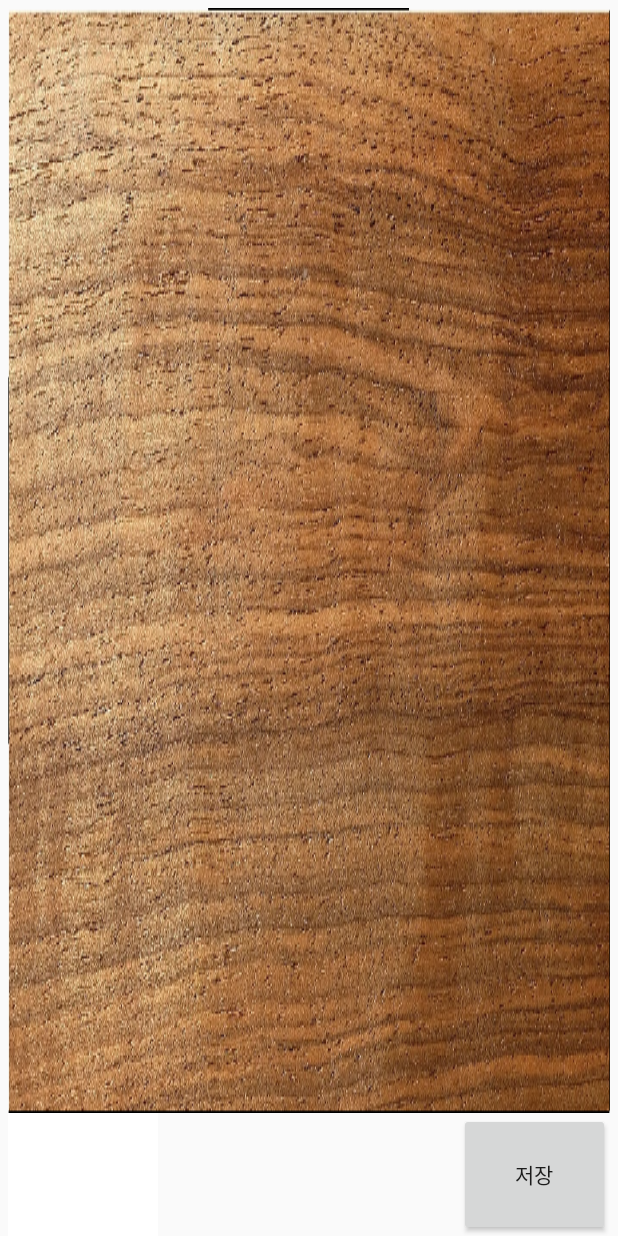
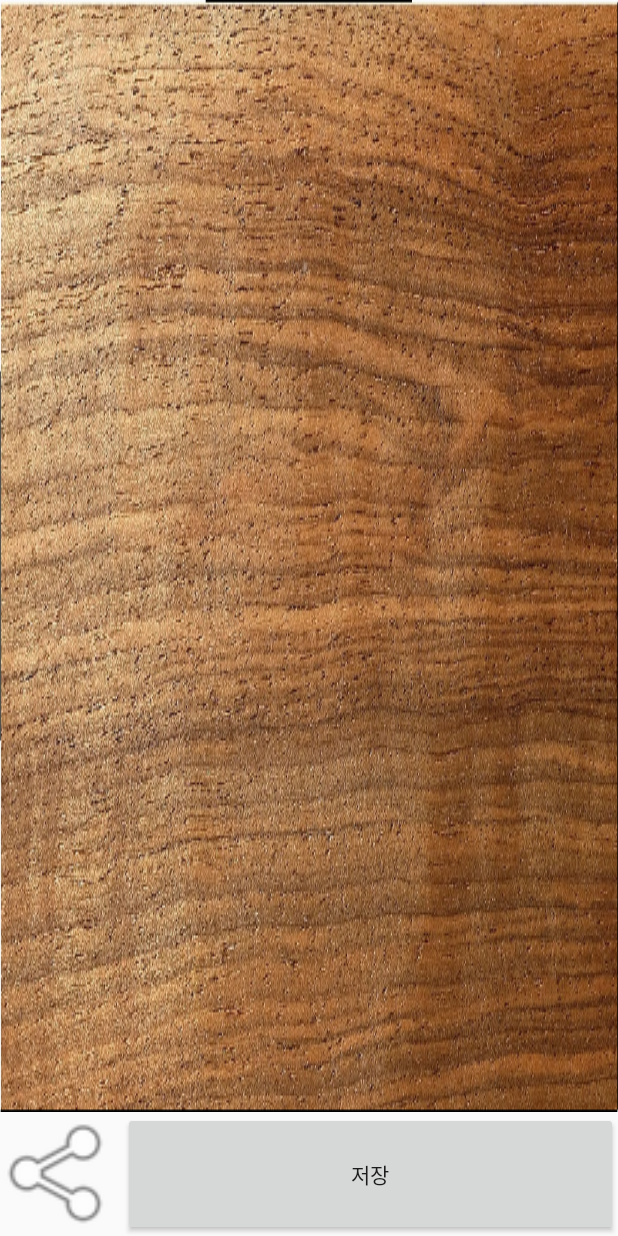
Before and after one commit to DoHyeong/OuiJuLawyerBeta, an Android app: the layout activity_contract_detail.xml on its own in the app's theme, with its tools: preview values and no code run, on a phone screen of 412 x 824 dp. Run offline under Robolectric (Android 15) with nearby library versions, the light colour scheme and no system bars.

Commit message:
계약서 공유하기등 +기능
아이콘변경, 메시지,카카오톡, 이메일 버튼을
공유하기 하나로 일원화

```diff
--- a/app/src/main/AndroidManifest.xml
+++ b/app/src/main/AndroidManifest.xml
@@ -9,7 +9,7 @@
 
     <application
         android:allowBackup="true"
-        android:icon="@mipmap/ic_launcher"
+        android:icon="@drawable/logo"
         android:label="@string/app_name"
         android:supportsRtl="true"
         android:theme="@style/AppTheme">
--- a/app/src/main/res/layout/activity_contract_detail.xml
+++ b/app/src/main/res/layout/activity_contract_detail.xml
@@ -4,9 +4,9 @@
     android:layout_width="match_parent"
     android:layout_height="match_parent"
     android:paddingBottom="0dp"
-    android:paddingLeft="5dp"
-    android:paddingRight="5dp"
-    android:paddingTop="5dp"
+    android:paddingLeft="0dp"
+    android:paddingRight="0dp"
+    android:paddingTop="0dp"
     tools:context=".View.ContractDetailActivity">
 
     <LinearLayout
@@ -37,29 +37,17 @@
             <ImageView
                 android:layout_width="0dp"
                 android:layout_height="fill_parent"
-                android:id="@+id/btn_kakao"
+                android:id="@+id/btn_sms"
                 android:layout_weight="2"
-                android:background="#ffffff"
+                android:background="@android:drawable/ic_menu_share"
                 android:clickable="true" />
-
-            <ImageView
-                android:layout_width="0dp"
-                android:layout_height="fill_parent"
-                android:id="@+id/imageView8"
-                android:layout_weight="2" />
-
-            <ImageView
-                android:layout_width="0dp"
-                android:layout_height="fill_parent"
-                android:id="@+id/imageView9"
-                android:layout_weight="2" />
 
             <Button
                 android:layout_width="0dp"
                 android:layout_height="fill_parent"
                 android:text="저장"
                 android:id="@+id/btn_save"
-                android:layout_weight="2" />
+                android:layout_weight="8" />
         </LinearLayout>
 
     </LinearLayout>
```
Also changed, not shown: app/src/main/java/ouijulawyer/project/soma/ouijulawyerbeta/View/ContractDetailActivity.java (+61 -21 lines).
